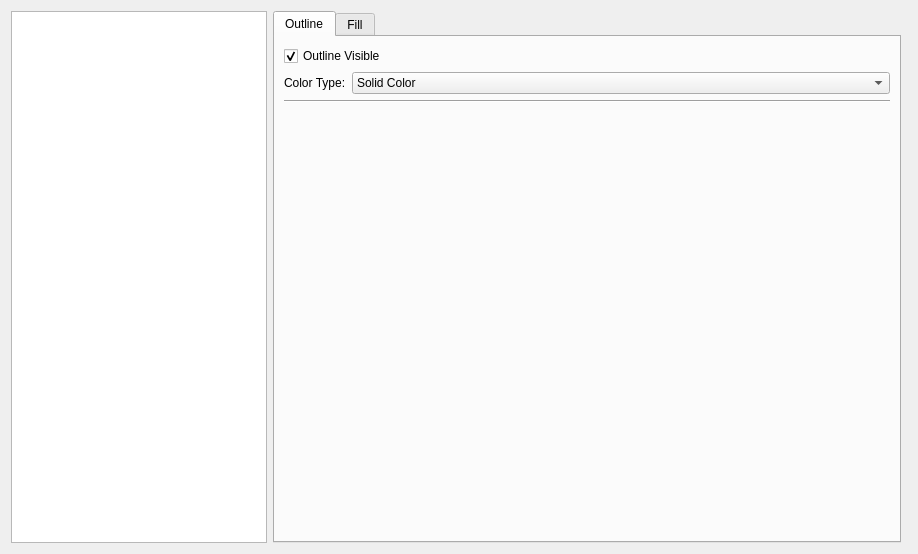
This is Dialogs/DisplayOptionsDialog.ui in atdyer/adcircSubdomainTool as Qt 5 draws it before an edit. The edited form follows.
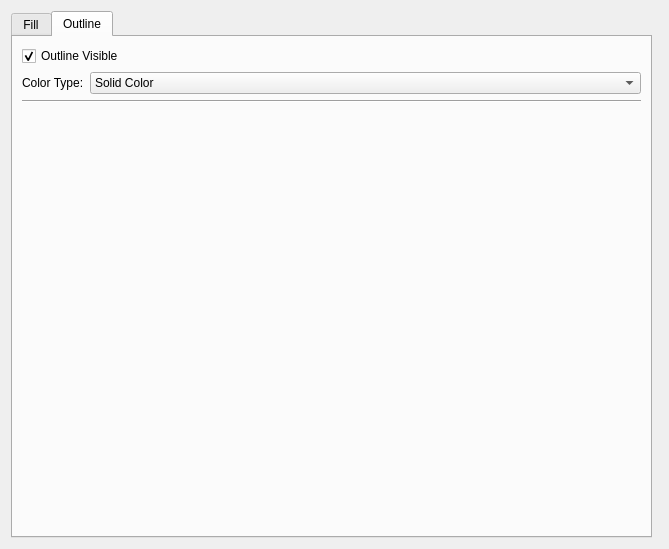
This is the edited form. The open tabs and pages were chosen to show the change. Custom widgets are drawn as their Qt base class.

Commit message: Added more color option functionality

```diff
--- a/Dialogs/DisplayOptionsDialog.ui
+++ b/Dialogs/DisplayOptionsDialog.ui
@@ -6,24 +6,14 @@
    <rect>
     <x>0</x>
     <y>0</y>
-    <width>918</width>
-    <height>554</height>
+    <width>669</width>
+    <height>549</height>
    </rect>
   </property>
   <property name="windowTitle">
    <string>Dialog</string>
   </property>
   <layout class="QHBoxLayout" name="horizontalLayout">
-   <item>
-    <widget class="QListView" name="listView">
-     <property name="sizePolicy">
-      <sizepolicy hsizetype="Maximum" vsizetype="Expanding">
-       <horstretch>0</horstretch>
-       <verstretch>0</verstretch>
-      </sizepolicy>
-     </property>
-    </widget>
-   </item>
    <item>
     <widget class="QTabWidget" name="tabWidget">
      <property name="sizePolicy">
@@ -35,67 +25,6 @@
      <property name="currentIndex">
       <number>0</number>
      </property>
-     <widget class="QWidget" name="outlineTab">
-      <attribute name="title">
-       <string>Outline</string>
-      </attribute>
-      <layout class="QVBoxLayout" name="verticalLayout">
-       <item>
-        <widget class="QCheckBox" name="outlineVisibleCheckBox">
-         <property name="text">
-          <string>Outline Visible</string>
-         </property>
-         <property name="checked">
-          <bool>true</bool>
-         </property>
-        </widget>
-       </item>
-       <item>
-        <layout class="QHBoxLayout" name="horizontalLayout_2">
-         <item>
-          <widget class="QLabel" name="label">
-           <property name="sizePolicy">
-            <sizepolicy hsizetype="Maximum" vsizetype="Preferred">
-             <horstretch>0</horstretch>
-             <verstretch>0</verstretch>
-            </sizepolicy>
-           </property>
-           <property name="text">
-            <string>Color Type:</string>
-           </property>
-          </widget>
-         </item>
-         <item>
-          <widget class="QComboBox" name="outlineShaderType">
-           <item>
-            <property name="text">
-             <string>Solid Color</string>
-            </property>
-           </item>
-           <item>
-            <property name="text">
-             <string>Gradient</string>
-            </property>
-           </item>
-          </widget>
-         </item>
-        </layout>
-       </item>
-       <item>
-        <widget class="Line" name="line">
-         <property name="orientation">
-          <enum>Qt::Horizontal</enum>
-         </property>
-        </widget>
-       </item>
-       <item>
-        <widget class="ShaderOptionsStackedWidget" name="outlineShaderOptions">
-         <widget class="QWidget" name="page"/>
-         <widget class="QWidget" name="page_2"/>
-        </widget>
-       </item>
-      </layout>
-     </widget>
      <widget class="QWidget" name="fillTab">
       <attribute name="title">
        <string>Fill</string>
@@ -157,6 +86,67 @@
        </item>
       </layout>
      </widget>
+     <widget class="QWidget" name="outlineTab">
+      <attribute name="title">
+       <string>Outline</string>
+      </attribute>
+      <layout class="QVBoxLayout" name="verticalLayout">
+       <item>
+        <widget class="QCheckBox" name="outlineVisibleCheckBox">
+         <property name="text">
+          <string>Outline Visible</string>
+         </property>
+         <property name="checked">
+          <bool>true</bool>
+         </property>
+        </widget>
+       </item>
+       <item>
+        <layout class="QHBoxLayout" name="horizontalLayout_2">
+         <item>
+          <widget class="QLabel" name="label">
+           <property name="sizePolicy">
+            <sizepolicy hsizetype="Maximum" vsizetype="Preferred">
+             <horstretch>0</horstretch>
+             <verstretch>0</verstretch>
+            </sizepolicy>
+           </property>
+           <property name="text">
+            <string>Color Type:</string>
+           </property>
+          </widget>
+         </item>
+         <item>
+          <widget class="QComboBox" name="outlineShaderType">
+           <item>
+            <property name="text">
+             <string>Solid Color</string>
+            </property>
+           </item>
+           <item>
+            <property name="text">
+             <string>Gradient</string>
+            </property>
+           </item>
+          </widget>
+         </item>
+        </layout>
+       </item>
+       <item>
+        <widget class="Line" name="line">
+         <property name="orientation">
+          <enum>Qt::Horizontal</enum>
+         </property>
+        </widget>
+       </item>
+       <item>
+        <widget class="ShaderOptionsStackedWidget" name="outlineShaderOptions">
+         <widget class="QWidget" name="page"/>
+         <widget class="QWidget" name="page_2"/>
+        </widget>
+       </item>
+      </layout>
+     </widget>
     </widget>
    </item>
    <item>
```
The commit also changes 26 other files.
